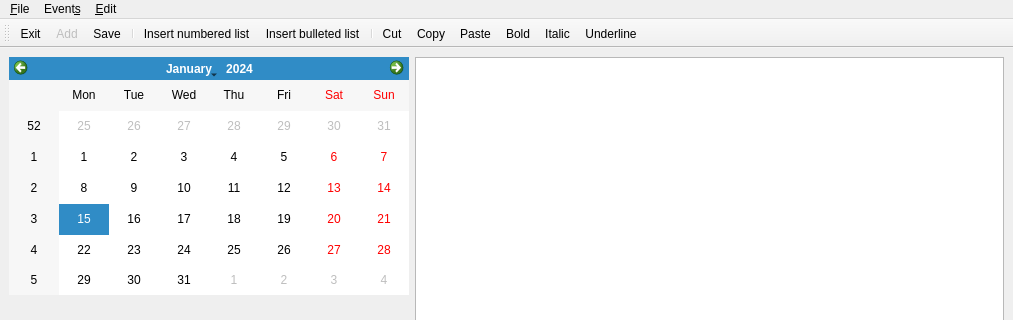
This is ui/main_ui.ui in vangeytedvg/Diary as Qt 5 draws it before an edit; both pictures show x 0 to 1013 and y 0 to 320 of the 1013 by 564 pixel window. The edited form follows.
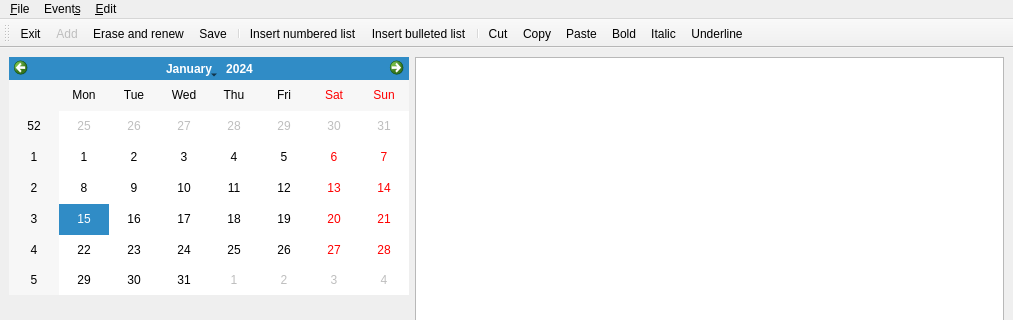
This is the edited form. Icons and pictures are not drawn.

```diff
--- a/ui/main_ui.ui
+++ b/ui/main_ui.ui
@@ -99,6 +99,7 @@
    </attribute>
    <addaction name="actionE_xit"/>
    <addaction name="action_Add"/>
+   <addaction name="actionErase_and_renew"/>
    <addaction name="actionSave"/>
    <addaction name="separator"/>
    <addaction name="actionInsert_numbered_list"/>
@@ -213,6 +214,15 @@
     <string>Paste</string>
    </property>
   </action>
+  <action name="actionErase_and_renew">
+   <property name="icon">
+    <iconset resource="icons.qrc">
+     <normaloff>:/tlb/recycle-bin.png</normaloff>:/tlb/recycle-bin.png</iconset>
+   </property>
+   <property name="text">
+    <string>Erase &amp;and renew</string>
+   </property>
+  </action>
  </widget>
  <resources>
   <include location="icons.qrc"/>
```
Left out of the diff: 1 changed line with no effect on the pictures.
